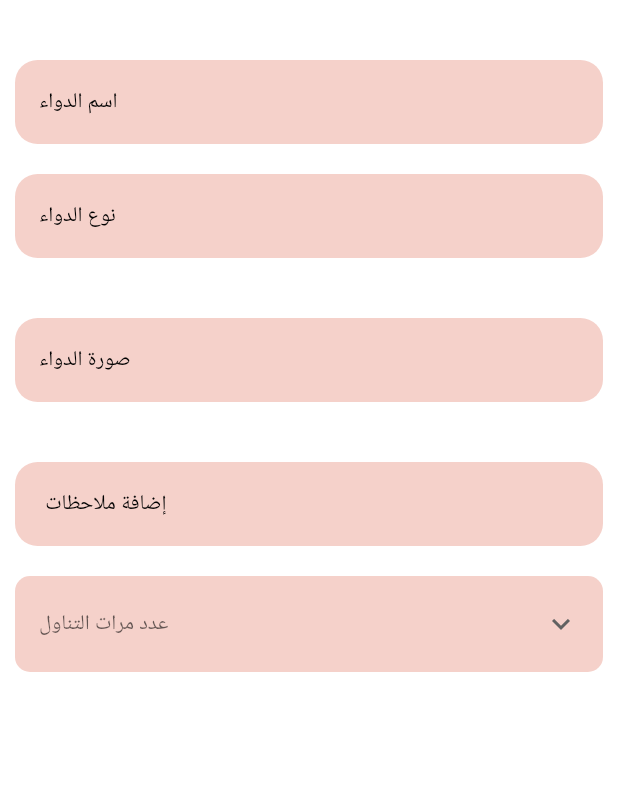
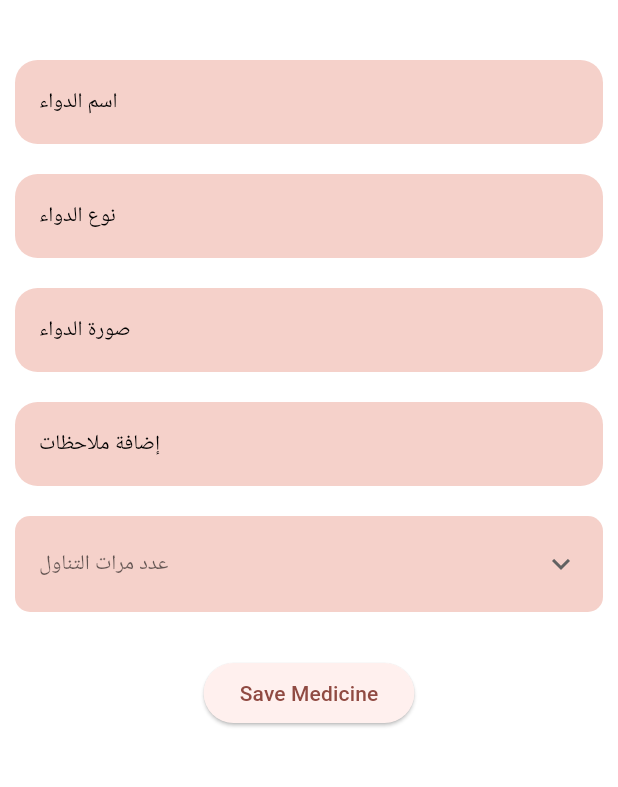
Before and after one commit to Rehab-Sobhy/Therapy_Splasher, a Flutter app: the AddMedicine screen opened directly, on a phone screen of 412 x 824 dp, the part 84-871 px from its top. Run offline on Flutter 3.47's test engine with Material 3 defaults, Android fonts, the phone set to English and light mode, and no system bars; our stand-ins replace shared_preferences, smooth_page_indicator; accounts and stored records are empty; network calls fail.

Commit message:
add date time and shared pref function

```diff
--- a/lib/add_medicine/add medicine.dart
+++ b/lib/add_medicine/add medicine.dart
@@ -3,6 +3,7 @@ import 'package:therapy_splasher/constants/clors.dart';
 import 'package:therapy_splasher/constants/styles.dart';
 import 'package:therapy_splasher/custom_text_field.dart';
 import 'package:therapy_splasher/dropdownist.dart';
+import 'package:shared_preferences/shared_preferences.dart';
 
 class AddMedicine extends StatefulWidget {
   const AddMedicine({super.key});
@@ -12,7 +13,38 @@ class AddMedicine extends StatefulWidget {
 }
 
 class _AddMedicineState extends State<AddMedicine> {
-  TextEditingController name = TextEditingController();
+  TextEditingController nameController = TextEditingController();
+  TextEditingController typeController = TextEditingController();
+  TextEditingController imageController = TextEditingController();
+  TextEditingController notesController = TextEditingController();
+  String? dosageFrequency;
+
+  // Method to store data using SharedPreferences
+  Future<void> _storeMedicineData() async {
+    final SharedPreferences prefs = await SharedPreferences.getInstance();
+    await prefs.setString('medicine_name', nameController.text);
+    await prefs.setString('medicine_type', typeController.text);
+    await prefs.setString('medicine_image', imageController.text);
+    await prefs.setString('medicine_notes', notesController.text);
+    await prefs.setString('dosage_frequency', dosageFrequency ?? "");
+  }
+
+  // Method to handle form submission
+  void _submitForm() {
+    if (nameController.text.isEmpty || dosageFrequency == null) {
+      // Show an error if required fields are empty
+      ScaffoldMessenger.of(context).showSnackBar(
+        SnackBar(content: Text('Please fill in all required fields')),
+      );
+    } else {
+      // Store data and provide confirmation
+      _storeMedicineData();
+      ScaffoldMessenger.of(context).showSnackBar(
+        SnackBar(content: Text('Medicine details saved successfully')),
+      );
+    }
+  }
+
   @override
   Widget build(BuildContext context) {
     return Scaffold(
@@ -39,51 +71,35 @@ class _AddMedicineState extends State<AddMedicine> {
         padding: const EdgeInsets.all(10.0),
         child: Column(
           children: [
-            const SizedBox(
-              height: 30,
-            ),
+            const SizedBox(height: 30),
             TextFormFieldCustom(
               context: context,
               labelText: 'اسم الدواء',
-              onChanged: (String) {},
-              controller: name,
+              controller: nameController,
+              onChanged: (value) {},
             ),
-            const SizedBox(
-              height: 20,
-            ),
+            const SizedBox(height: 20),
             TextFormFieldCustom(
               context: context,
               labelText: 'نوع الدواء',
-              onChanged: (String) {},
-              controller: name,
+              controller: typeController,
+              onChanged: (value) {},
             ),
-            const SizedBox(
-              height: 20,
-            ),
-            const SizedBox(
-              height: 20,
-            ),
+            const SizedBox(height: 20),
             TextFormFieldCustom(
               context: context,
               labelText: 'صورة الدواء',
-              onChanged: (String) {},
-              controller: name,
+              controller: imageController,
+              onChanged: (value) {},
             ),
-            const SizedBox(
-              height: 20,
-            ),
-            const SizedBox(
-              height: 20,
-            ),
+            const SizedBox(height: 20),
             TextFormFieldCustom(
               context: context,
-              labelText: ' إضافة ملاحظات',
-              onChanged: (String) {},
-              controller: name,
+              labelText: 'إضافة ملاحظات',
+              controller: notesController,
+              onChanged: (value) {},
             ),
-            const SizedBox(
-              height: 20,
-            ),
+            const SizedBox(height: 20),
             CustomDropDownList(
               list: const [
                 "مرة يومياً",
@@ -95,9 +111,18 @@ class _AddMedicineState extends State<AddMedicine> {
                 "اربع مرات كل يومين",
                 "غير ذلك",
               ],
-              onChanged: (String? value) {},
+              onChanged: (String? value) {
+                setState(() {
+                  dosageFrequency = value;
+                });
+              },
               hint: 'عدد مرات التناول',
-            )
+            ),
+            const SizedBox(height: 30),
+            ElevatedButton(
+              onPressed: _submitForm,
+              child: Text("Save Medicine"),
+            ),
           ],
         ),
       ),
```
Also changed, not shown: lib/notification_screen.dart (added, +74 -0 lines).
